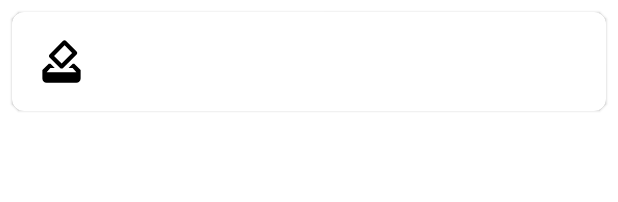
After one commit to x64-tech/Morden-Election, an Android app: the layout past_election_card.xml on its own in the app's theme, with its tools: preview values and no code run, on a phone screen of 412 x 824 dp. The commit adds this screen. Shown: the top 202 px of the screen. Run offline under Robolectric (Android 15) with nearby library versions, the phone set to English and light mode, and no system bars; network calls fail.

Commit message:
done with past election

```diff
--- /dev/null
+++ b/app/src/main/res/drawable/ic_baseline_how_to_vote_34.xml
@@ -0,0 +1,5 @@
+<vector android:height="34dp" android:tint="#000000"
+    android:viewportHeight="24" android:viewportWidth="24"
+    android:width="34dp" xmlns:android="http://schemas.android.com/apk/res/android">
+    <path android:fillColor="@android:color/white" android:pathData="M18,13h-0.68l-2,2h1.91L19,17L5,17l1.78,-2h2.05l-2,-2L6,13l-3,3v4c0,1.1 0.89,2 1.99,2L19,22c1.1,0 2,-0.89 2,-2v-4l-3,-3zM17,7.95l-4.95,4.95 -3.54,-3.54 4.95,-4.95L17,7.95zM12.76,2.29L6.39,8.66c-0.39,0.39 -0.39,1.02 0,1.41l4.95,4.95c0.39,0.39 1.02,0.39 1.41,0l6.36,-6.36c0.39,-0.39 0.39,-1.02 0,-1.41L14.16,2.3c-0.38,-0.4 -1.01,-0.4 -1.4,-0.01z"/>
+</vector>
--- /dev/null
+++ b/app/src/main/res/layout/past_election_card.xml
@@ -0,0 +1,37 @@
+<?xml version="1.0" encoding="utf-8"?>
+<com.google.android.material.card.MaterialCardView xmlns:android="http://schemas.android.com/apk/res/android"
+    xmlns:app="http://schemas.android.com/apk/res-auto"
+    android:layout_width="match_parent"
+    android:layout_height="wrap_content"
+    android:layout_margin="8dp"
+    app:cardCornerRadius="8dp">
+
+    <androidx.constraintlayout.widget.ConstraintLayout
+        android:layout_width="match_parent"
+        android:layout_height="match_parent"
+        android:elevation="8dp">
+
+        <ImageView
+            android:id="@+id/imageView11"
+            android:layout_width="wrap_content"
+            android:layout_height="wrap_content"
+            android:layout_marginStart="16dp"
+            android:layout_marginTop="16dp"
+            android:layout_marginBottom="16dp"
+            app:layout_constraintBottom_toBottomOf="parent"
+            app:layout_constraintStart_toStartOf="parent"
+            app:layout_constraintTop_toTopOf="parent"
+            app:srcCompat="@drawable/ic_baseline_how_to_vote_34" />
+
+        <TextView
+            android:id="@+id/pastElectionText"
+            android:layout_width="wrap_content"
+            android:layout_height="wrap_content"
+            android:layout_marginStart="16dp"
+            android:textSize="24sp"
+            android:textStyle="normal|bold"
+            app:layout_constraintBottom_toBottomOf="@+id/imageView11"
+            app:layout_constraintStart_toEndOf="@+id/imageView11"
+            app:layout_constraintTop_toTopOf="@+id/imageView11" />
+    </androidx.constraintlayout.widget.ConstraintLayout>
+</com.google.android.material.card.MaterialCardView>
```
Also changed, not shown: app/src/main/java/com/x64tech/mordenelection/adapters/PastElectionAdapter.java (added, +53 -0 lines), app/src/main/java/com/x64tech/mordenelection/pages/ElectionFragment.java (+36 -17 lines).
